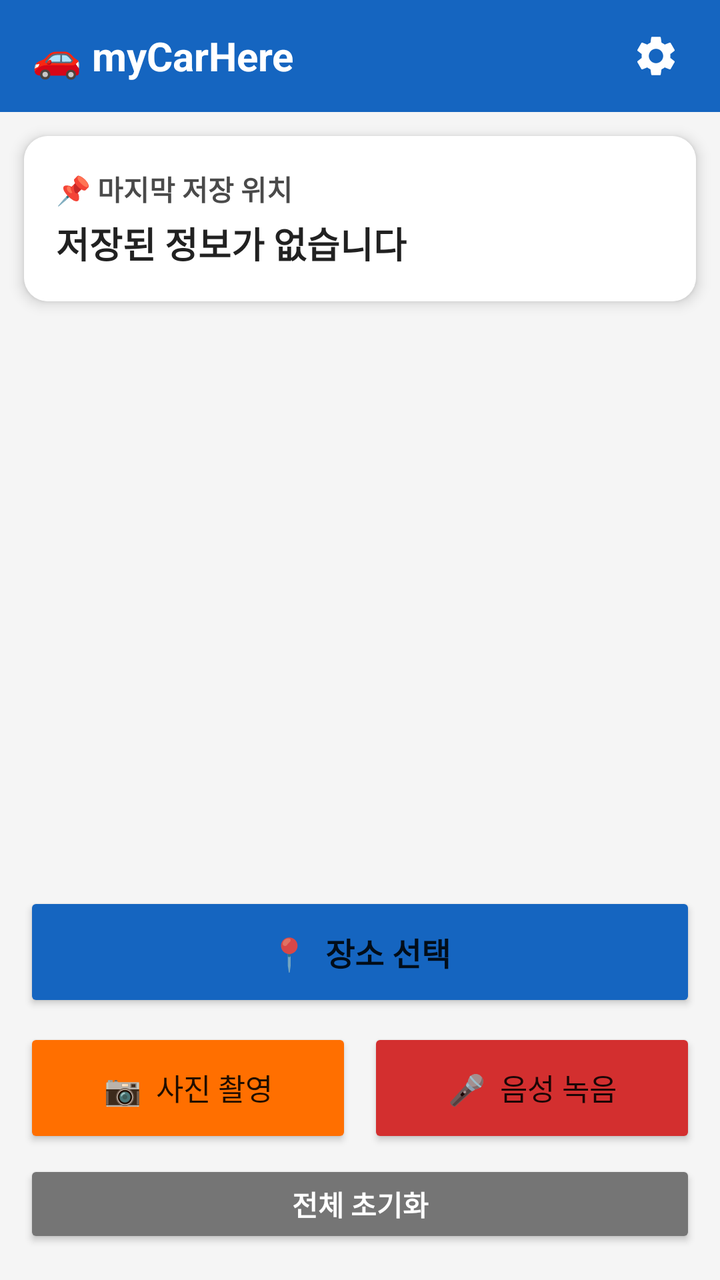
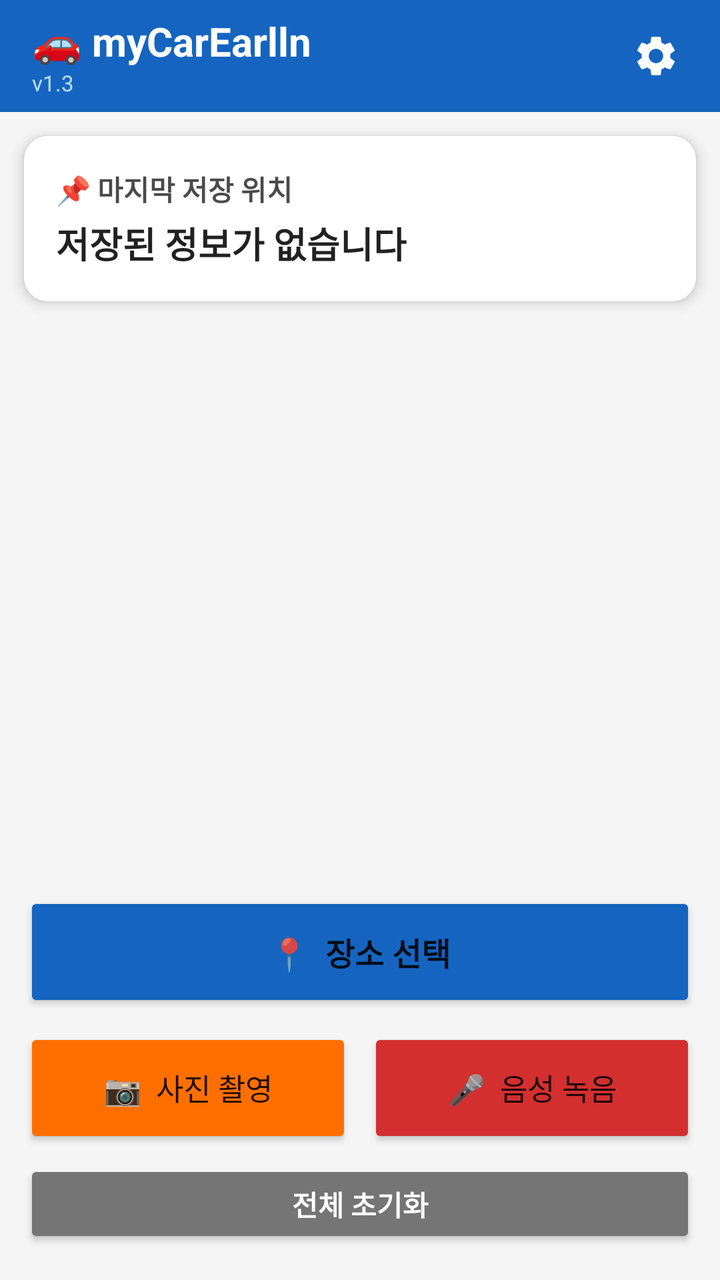

Two renders of the same Android screen: before a commit and after it. Below are the layout's source before the change and the commit's diff.
<!-- AndroidManifest.xml: application theme Theme.MyCarHere -->
<!-- res/layout/activity_main.xml -->
<?xml version="1.0" encoding="utf-8"?>
<androidx.constraintlayout.widget.ConstraintLayout
    xmlns:android="http://schemas.android.com/apk/res/android"
    xmlns:app="http://schemas.android.com/apk/res-auto"
    android:layout_width="match_parent"
    android:layout_height="match_parent"
    android:background="@color/background">

    
    <LinearLayout
        android:id="@+id/topBar"
        android:layout_width="match_parent"
        android:layout_height="56dp"
        android:background="@color/primary"
        android:orientation="horizontal"
        android:gravity="center_vertical"
        android:paddingStart="16dp"
        android:paddingEnd="8dp"
        app:layout_constraintTop_toTopOf="parent"
        app:layout_constraintStart_toStartOf="parent">

        <TextView
            android:layout_width="0dp"
            android:layout_height="wrap_content"
            android:layout_weight="1"
            android:text="🚗 myCarHere"
            android:textColor="@color/white"
            android:textSize="20sp"
            android:textStyle="bold"/>

        <ImageButton
            android:id="@+id/btnSettings"
            android:layout_width="48dp"
            android:layout_height="48dp"
            android:background="?attr/selectableItemBackgroundBorderless"
            android:src="@drawable/ic_settings"
            android:contentDescription="설정"
            android:tint="@color/white"/>
    </LinearLayout>

    
    <androidx.cardview.widget.CardView
        android:id="@+id/cardStatus"
        android:layout_width="0dp"
        android:layout_height="wrap_content"
        android:layout_margin="12dp"
        app:cardCornerRadius="12dp"
        app:cardElevation="4dp"
        app:cardBackgroundColor="#FFFFFF"
        app:layout_constraintTop_toBottomOf="@id/topBar"
        app:layout_constraintStart_toStartOf="parent"
        app:layout_constraintEnd_toEndOf="parent">

        <LinearLayout
            android:layout_width="match_parent"
            android:layout_height="wrap_content"
            android:orientation="vertical"
            android:padding="16dp"
            android:background="#FFFFFF">

            <TextView
                android:id="@+id/tvLastSavedLabel"
                android:layout_width="wrap_content"
                android:layout_height="wrap_content"
                android:text="📌 마지막 저장 위치"
                android:textColor="@color/text_secondary"
                android:textSize="14sp"
                android:textStyle="bold"/>

            <TextView
                android:id="@+id/tvLastLocation"
                android:layout_width="wrap_content"
                android:layout_height="wrap_content"
                android:text="저장된 정보가 없습니다"
                android:textColor="@color/text_primary"
                android:textSize="18sp"
                android:textStyle="bold"
                android:layout_marginTop="4dp"/>

            
            <LinearLayout
                android:id="@+id/layoutStatusIcons"
                android:layout_width="match_parent"
                android:layout_height="wrap_content"
                android:orientation="horizontal"
                android:layout_marginTop="8dp"
                android:visibility="gone">

                <TextView
                    android:id="@+id/tvHasPhoto"
                    android:layout_width="wrap_content"
                    android:layout_height="wrap_content"
                    android:text="📷 사진 있음"
                    android:textSize="13sp"
                    android:textStyle="bold"
                    android:textColor="@color/primary"
                    android:background="@drawable/badge_bg"
                    android:paddingStart="10dp"
                    android:paddingEnd="10dp"
                    android:paddingTop="4dp"
                    android:paddingBottom="4dp"
                    android:visibility="gone"/>

                <TextView
                    android:id="@+id/tvHasVoice"
                    android:layout_width="wrap_content"
                    android:layout_height="wrap_content"
                    android:text="🎤 음성 있음"
                    android:textSize="13sp"
                    android:textStyle="bold"
                    android:textColor="@color/green"
                    android:background="@drawable/badge_bg_green"
                    android:paddingStart="10dp"
                    android:paddingEnd="10dp"
                    android:paddingTop="4dp"
                    android:paddingBottom="4dp"
                    android:layout_marginStart="8dp"
                    android:visibility="gone"/>
            </LinearLayout>

            
            <HorizontalScrollView
                android:id="@+id/scrollPhotos"
                android:layout_width="match_parent"
                android:layout_height="160dp"
                android:layout_marginTop="10dp"
                android:visibility="gone"
                android:scrollbars="none">

                <LinearLayout
                    android:id="@+id/layoutPhotos"
                    android:layout_width="wrap_content"
                    android:layout_height="match_parent"
                    android:orientation="horizontal"/>
            </HorizontalScrollView>
        </LinearLayout>
    </androidx.cardview.widget.CardView>

    
    <androidx.cardview.widget.CardView
        android:id="@+id/cardRecordingStatus"
        android:layout_width="0dp"
        android:layout_height="wrap_content"
        android:layout_marginStart="12dp"
        android:layout_marginEnd="12dp"
        android:visibility="gone"
        app:cardCornerRadius="12dp"
        app:cardElevation="6dp"
        app:cardBackgroundColor="@color/recording_red"
        app:layout_constraintTop_toBottomOf="@id/cardStatus"
        app:layout_constraintStart_toStartOf="parent"
        app:layout_constraintEnd_toEndOf="parent">

        <LinearLayout
            android:layout_width="match_parent"
            android:layout_height="wrap_content"
            android:orientation="horizontal"
            android:gravity="center"
            android:padding="12dp">

            <TextView
                android:id="@+id/tvRecordingStatus"
                android:layout_width="0dp"
                android:layout_height="wrap_content"
                android:layout_weight="1"
                android:text="🎤 녹음 중... 5초"
                android:textColor="@color/white"
                android:textSize="16sp"
                android:textStyle="bold"
                android:gravity="center"/>

            <Button
                android:id="@+id/btnStopRecording"
                android:layout_width="wrap_content"
                android:layout_height="36dp"
                android:text="중지"
                android:textColor="@color/white"
                style="@style/Widget.MaterialComponents.Button.OutlinedButton"
                android:strokeColor="@color/white"
                android:padding="4dp"/>
        </LinearLayout>
    </androidx.cardview.widget.CardView>

    
    <Button
        android:id="@+id/btnPlayVoice"
        android:layout_width="0dp"
        android:layout_height="52dp"
        android:layout_marginStart="12dp"
        android:layout_marginEnd="12dp"
        android:layout_marginTop="6dp"
        android:text="▶  음성 재생"
        android:textSize="15sp"
        android:visibility="gone"
        android:backgroundTint="@color/green"
        app:layout_constraintTop_toBottomOf="@id/cardRecordingStatus"
        app:layout_constraintStart_toStartOf="parent"
        app:layout_constraintEnd_toEndOf="parent"/>

    
    <LinearLayout
        android:id="@+id/layoutActions"
        android:layout_width="match_parent"
        android:layout_height="wrap_content"
        android:orientation="vertical"
        android:layout_marginStart="12dp"
        android:layout_marginEnd="12dp"
        android:layout_marginBottom="16dp"
        app:layout_constraintBottom_toBottomOf="parent"
        app:layout_constraintStart_toStartOf="parent"
        app:layout_constraintEnd_toEndOf="parent">

        
        <Button
            android:id="@+id/btnSelectLocation"
            android:layout_width="match_parent"
            android:layout_height="60dp"
            android:text="📍  장소 선택"
            android:textSize="16sp"
            android:textStyle="bold"
            android:backgroundTint="@color/primary"
            android:layout_marginBottom="8dp"/>

        
        <LinearLayout
            android:layout_width="match_parent"
            android:layout_height="wrap_content"
            android:orientation="horizontal">

            <Button
                android:id="@+id/btnTakePhoto"
                android:layout_width="0dp"
                android:layout_height="60dp"
                android:layout_weight="1"
                android:text="📷  사진 촬영"
                android:textSize="15sp"
                android:backgroundTint="@color/accent"
                android:layout_marginEnd="4dp"/>

            <Button
                android:id="@+id/btnRecordVoice"
                android:layout_width="0dp"
                android:layout_height="60dp"
                android:layout_weight="1"
                android:text="🎤  음성 녹음"
                android:textSize="15sp"
                android:backgroundTint="@color/recording_red"
                android:layout_marginStart="4dp"/>
        </LinearLayout>

        
        <Button
            android:id="@+id/btnClearAll"
            android:layout_width="match_parent"
            android:layout_height="44dp"
            android:text="전체 초기화"
            android:textSize="14sp"
            android:textStyle="bold"
            android:textColor="#FFFFFF"
            android:backgroundTint="#757575"
            android:layout_marginTop="6dp"/>
    </LinearLayout>

</androidx.constraintlayout.widget.ConstraintLayout>
<!-- resources referenced by this layout -->
<resources>
  <color name="accent">#FF6F00</color>
  <color name="background">#F5F5F5</color>
  <color name="green">#388E3C</color>
  <color name="primary">#1565C0</color>
  <color name="recording_red">#D32F2F</color>
  <color name="text_primary">#212121</color>
  <color name="text_secondary">#4A4A4A</color>
  <color name="white">#FFFFFF</color>
  <!-- drawable badge_bg (drawable) -->
  <?xml version="1.0" encoding="utf-8"?>
  <shape xmlns:android="http://schemas.android.com/apk/res/android"
      android:shape="rectangle">
      <corners android:radius="12dp"/>
      <solid android:color="#E3F2FD"/>
      <stroke android:width="1dp" android:color="#1565C0"/>
  </shape>
  <!-- drawable badge_bg_green (drawable) -->
  <?xml version="1.0" encoding="utf-8"?>
  <shape xmlns:android="http://schemas.android.com/apk/res/android"
      android:shape="rectangle">
      <corners android:radius="12dp"/>
      <solid android:color="#E8F5E9"/>
      <stroke android:width="1dp" android:color="#388E3C"/>
  </shape>
  <!-- drawable ic_settings (drawable) -->
  <?xml version="1.0" encoding="utf-8"?>
  <vector xmlns:android="http://schemas.android.com/apk/res/android"
      android:width="24dp" android:height="24dp"
      android:viewportWidth="24" android:viewportHeight="24">
      <path android:fillColor="#000000"
          android:pathData="M19.14,12.94c0.04,-0.3 0.06,-0.61 0.06,-0.94c0,-0.32 -0.02,-0.64 -0.07,-0.94l2.03,-1.58c0.18,-0.14 0.23,-0.41 0.12,-0.61l-1.92,-3.32c-0.12,-0.22 -0.37,-0.29 -0.59,-0.22l-2.39,0.96c-0.5,-0.38 -1.03,-0.7 -1.62,-0.94L14.4,2.81c-0.04,-0.24 -0.24,-0.41 -0.48,-0.41h-3.84c-0.24,0 -0.43,0.17 -0.47,0.41L9.25,5.35C8.66,5.59 8.12,5.92 7.63,6.29L5.24,5.33c-0.22,-0.08 -0.47,0 -0.59,0.22L2.74,8.87C2.62,9.08 2.66,9.34 2.86,9.48l2.03,1.58C4.84,11.36 4.8,11.69 4.8,12s0.02,0.64 0.07,0.94l-2.03,1.58c-0.18,0.14 -0.23,0.41 -0.12,0.61l1.92,3.32c0.12,0.22 0.37,0.29 0.59,0.22l2.39,-0.96c0.5,0.38 1.03,0.7 1.62,0.94l0.36,2.54c0.05,0.24 0.24,0.41 0.48,0.41h3.84c0.24,0 0.44,-0.17 0.47,-0.41l0.36,-2.54c0.59,-0.24 1.13,-0.56 1.62,-0.94l2.39,0.96c0.22,0.08 0.47,0 0.59,-0.22l1.92,-3.32c0.12,-0.22 0.07,-0.47 -0.12,-0.61L19.14,12.94zM12,15.6c-1.98,0 -3.6,-1.62 -3.6,-3.6s1.62,-3.6 3.6,-3.6s3.6,1.62 3.6,3.6S13.98,15.6 12,15.6z"/>
  </vector>
  <style name="Theme.MyCarHere" parent="Theme.MaterialComponents.Light.DarkActionBar">
          <item name="colorPrimary">@color/primary</item>
          <item name="colorPrimaryVariant">@color/primary_dark</item>
          <item name="colorOnPrimary">@color/white</item>
          <item name="colorSecondary">@color/accent</item>
          <item name="colorSecondaryVariant">@color/accent</item>
          <item name="colorOnSecondary">@color/white</item>
          <item name="android:statusBarColor">@color/primary_dark</item>
          <item name="android:colorBackground">@color/background</item>
      </style>
  <color name="primary_dark">#0D47A1</color>
</resources>

<!-- the commit's change to res/layout/activity_main.xml (unified diff, before → after) -->
@@ -19,14 +19,28 @@
         app:layout_constraintTop_toTopOf="parent"
         app:layout_constraintStart_toStartOf="parent">
 
-        <TextView
+        <LinearLayout
             android:layout_width="0dp"
             android:layout_height="wrap_content"
             android:layout_weight="1"
-            android:text="🚗 myCarHere"
-            android:textColor="@color/white"
-            android:textSize="20sp"
-            android:textStyle="bold"/>
+            android:orientation="vertical">
+
+            <TextView
+                android:layout_width="wrap_content"
+                android:layout_height="wrap_content"
+                android:text="🚗 myCarEarlln"
+                android:textColor="#FFFFFF"
+                android:textSize="20sp"
+                android:textStyle="bold"/>
+
+            <TextView
+                android:id="@+id/tvVersion"
+                android:layout_width="wrap_content"
+                android:layout_height="wrap_content"
+                android:text="v1.3"
+                android:textColor="#BBDEFB"
+                android:textSize="11sp"/>
+        </LinearLayout>
 
         <ImageButton
             android:id="@+id/btnSettings"
